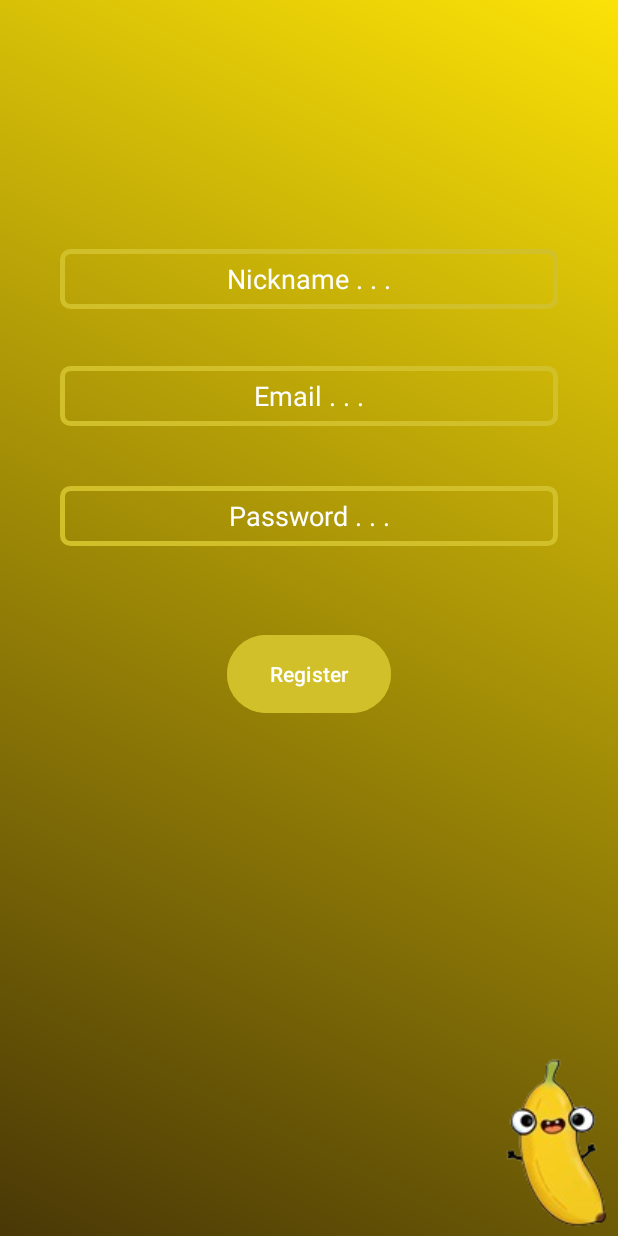
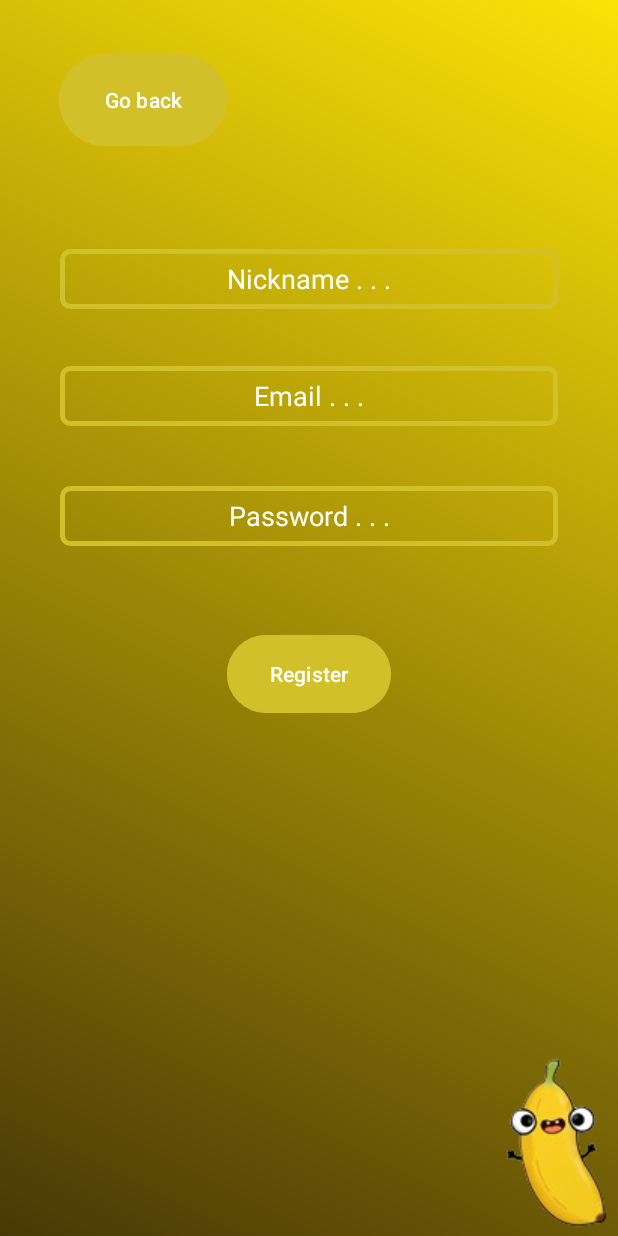
Before and after one commit to LeoAhrau/CurlyBananasMessenger, an Android app: the RegisterActivity screen opened directly, with no data from a screen before it, on a phone screen of 412 x 824 dp. Run offline under Robolectric (Android 15) with nearby library versions, the phone set to English and light mode, and no system bars; our stand-ins replace Firebase (no records; nobody signed in at launch, a user with empty details on screens opened directly).

Commit message:
go back button to login activity from register activity

```diff
--- a/app/src/main/java/com/example/curlybananasmessenger/RegisterActivity.kt
+++ b/app/src/main/java/com/example/curlybananasmessenger/RegisterActivity.kt
@@ -40,6 +40,9 @@ class RegisterActivity : AppCompatActivity() {
         binding.btnRegister.setOnClickListener {
 
             registerUser()
+            navigateBackToLogin()
+        }
+        binding.btnGoBack.setOnClickListener {
             navigateBackToLogin()
         }
     }
--- a/app/src/main/res/layout/activity_register.xml
+++ b/app/src/main/res/layout/activity_register.xml
@@ -77,6 +77,7 @@
         android:text="Register"
         android:textColor="@color/white"
 
+
         app:layout_constraintBottom_toBottomOf="parent"
         app:layout_constraintEnd_toEndOf="parent"
         app:layout_constraintStart_toStartOf="parent"
@@ -84,5 +85,18 @@
         app:layout_constraintVertical_bias="0.549" />
 
 
+    <Button
+        android:id="@+id/btn_go_back"
+        android:layout_width="112dp"
+        android:layout_height="69dp"
+        android:layout_marginTop="32dp"
+        android:backgroundTint="@color/banana"
+        android:text="Go back"
+        android:textColor="@color/white"
+        app:layout_constraintEnd_toEndOf="parent"
+        app:layout_constraintHorizontal_bias="0.132"
+        app:layout_constraintStart_toStartOf="parent"
+        app:layout_constraintTop_toTopOf="parent" />
+
 
 </androidx.constraintlayout.widget.ConstraintLayout>
```
Also changed, not shown: 1 other file.
